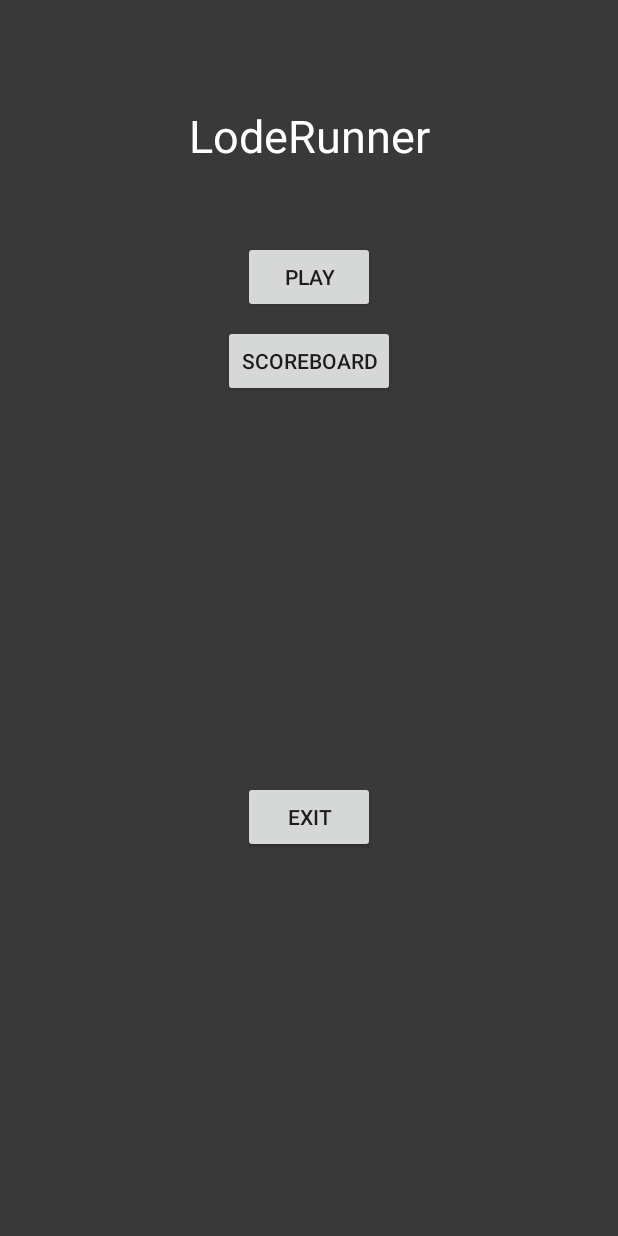
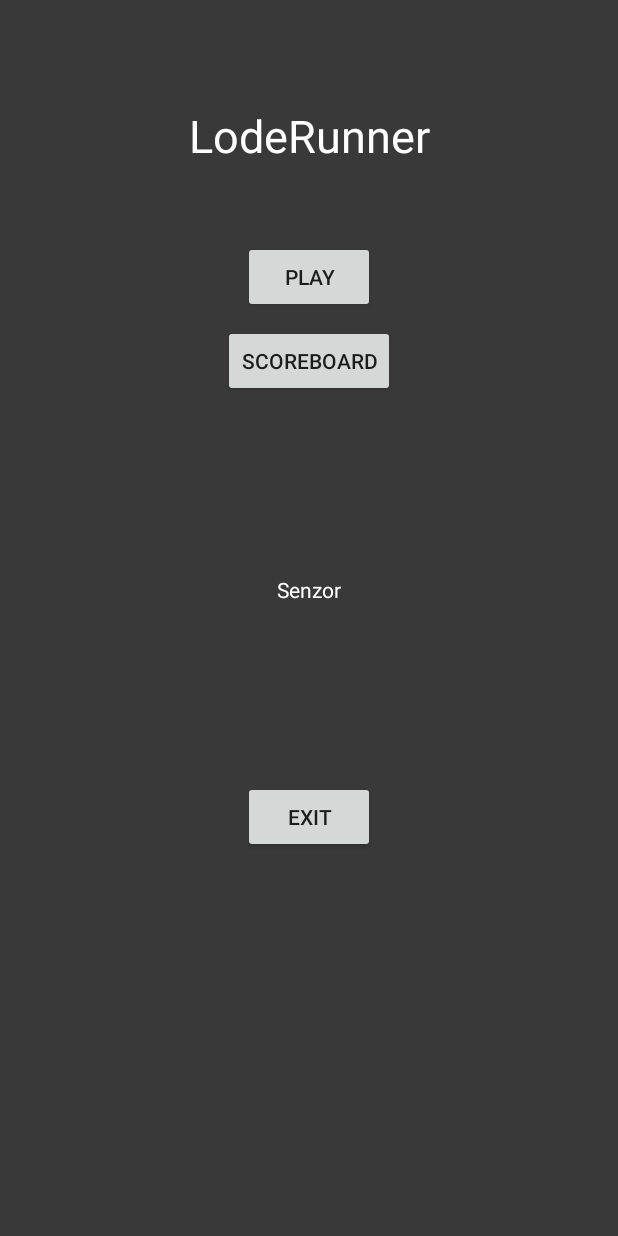
Before and after one commit to Pinkieqt/lode_runner_tamz2, an Android app: the screen it shows after launch (MainMenu), on a phone screen of 412 x 824 dp. Run offline under Robolectric (Android 15) with nearby library versions, the light colour scheme and no system bars.

Commit message:
bug fixs

```diff
--- a/app/src/main/AndroidManifest.xml
+++ b/app/src/main/AndroidManifest.xml
@@ -22,4 +22,7 @@
         </activity>
     </application>
 
+    <uses-feature
+        android:name="android.hardware.sensor.proximity"
+        android:required="true" />
 </manifest>
--- a/app/src/main/java/com/loderunner/game/MainMenu.java
+++ b/app/src/main/java/com/loderunner/game/MainMenu.java
@@ -1,28 +1,60 @@
 package com.loderunner.game;
 
 import android.content.Intent;
+import android.graphics.Color;
+import android.hardware.Sensor;
+import android.hardware.SensorEvent;
+import android.hardware.SensorEventListener;
+import android.hardware.SensorManager;
+import android.util.Log;
 import android.view.View;
 import android.app.Activity;
 import android.os.Bundle;
 import android.widget.Button;
+import android.widget.TextView;
 
 public class MainMenu extends Activity {
-
+    SensorManager sensorManager;
+    Sensor proximitySensor;
     Button buttonplay;
     Button buttonscore;
     Button buttonexit;
+    TextView prox;
 
     @Override
     protected void onCreate(Bundle savedInstanceState) {
         super.onCreate(savedInstanceState);
         setContentView(R.layout.activity_main_menu);
 
+        sensorManager = (SensorManager) getSystemService(SENSOR_SERVICE);
+        proximitySensor = sensorManager.getDefaultSensor(Sensor.TYPE_PROXIMITY);
+
         buttonplay = findViewById(R.id.butmenu);
         buttonexit = findViewById((R.id.butexit));
         buttonscore = findViewById(R.id.butscore);
+        prox = findViewById(R.id.textView4);
 
+        if(proximitySensor != null) {
+            sensorManager.registerListener(proximitySensorListener,
+                    proximitySensor, 2 * 1000 * 1000);
+        }
     }
 
+    // Create listener
+    SensorEventListener proximitySensorListener = new SensorEventListener() {
+        @Override
+        public void onSensorChanged(SensorEvent sensorEvent) {
+            if(sensorEvent.values[0] < proximitySensor.getMaximumRange()) {
+                prox.setText("Zakrytý");
+            } else {
+                prox.setText("Odkrytý");
+            }
+        }
+
+        @Override
+        public void onAccuracyChanged(Sensor sensor, int i) {
+        }
+    };
 
     public void startGame(View view){
         Intent intent = new Intent(this, MainActivity.class);
--- a/app/src/main/res/layout/activity_main_menu.xml
+++ b/app/src/main/res/layout/activity_main_menu.xml
@@ -5,7 +5,7 @@
     xmlns:tools="http://schemas.android.com/tools"
     tools:context=".MainMenu"
     android:layout_width="match_parent"
-    android:background="@drawable/bgimg"
+    android:background="@color/colorPrimaryDark"
     android:layout_height="match_parent">
 
     <TextView
@@ -62,4 +62,20 @@
         app:layout_constraintEnd_toEndOf="parent"
         app:layout_constraintStart_toStartOf="parent"
         app:layout_constraintTop_toBottomOf="@+id/butscore" />
+
+    <TextView
+        android:id="@+id/textView4"
+        android:layout_width="wrap_content"
+        android:layout_height="wrap_content"
+        android:layout_marginBottom="8dp"
+        android:layout_marginEnd="8dp"
+        android:layout_marginStart="8dp"
+        android:layout_marginTop="8dp"
+        android:text="Senzor"
+        android:textColor="#fff"
+        app:layout_constraintBottom_toTopOf="@+id/butexit"
+        app:layout_constraintEnd_toEndOf="parent"
+        app:layout_constraintStart_toStartOf="parent"
+        app:layout_constraintTop_toBottomOf="@+id/butscore" />
+
 </android.support.constraint.ConstraintLayout>
--- a/app/src/main/res/raw/map1.txt
+++ b/app/src/main/res/raw/map1.txt
@@ -3,7 +3,7 @@
 1,0,0,5,4,0,0,0,0,1,
 1,0,3,1,1,1,1,1,1,1,
 1,0,3,0,0,1,0,1,0,1,
-1,0,3,0,0,5,0,0,0,1,
+1,0,3,0,0,0,5,0,0,1,
 1,1,1,1,1,1,3,0,1,1,
 1,0,0,0,0,0,3,0,0,1,
 1,0,0,0,2,0,3,4,0,1,
```
Also changed, not shown: app/src/main/java/com/loderunner/game/GameView.java (+12 -13 lines).
